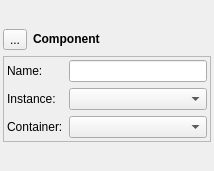
Before: the Qt Designer form src/genericgui/FormComponent.ui in SalomePlatform/yacs, drawn with Qt 5.
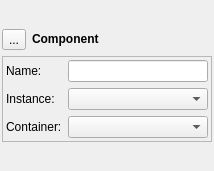
After: the same form once the commit is applied.

The edit to the form file:
```diff
--- a/src/genericgui/FormComponent.ui
+++ b/src/genericgui/FormComponent.ui
@@ -18,23 +18,14 @@
   <property name="windowTitle" >
    <string>Form</string>
   </property>
-  <layout class="QGridLayout" >
-   <property name="leftMargin" >
-    <number>3</number>
+  <layout class="QGridLayout">
+   <property name="margin">
+    <number>2</number>
    </property>
-   <property name="topMargin" >
-    <number>3</number>
-   </property>
-   <property name="rightMargin" >
-    <number>3</number>
-   </property>
-   <property name="bottomMargin" >
-    <number>3</number>
-   </property>
-   <item row="0" column="0" >
-    <layout class="QGridLayout" >
-     <item row="0" column="0" >
-      <layout class="QHBoxLayout" >
+   <item row="0" column="0">
+    <layout class="QGridLayout">
+     <item row="0" column="0">
+      <layout class="QHBoxLayout">
        <item>
         <widget class="QToolButton" name="tb_component" >
          <property name="text" >
```
Left out of the diff: 92 changed lines with no effect on the pictures.
